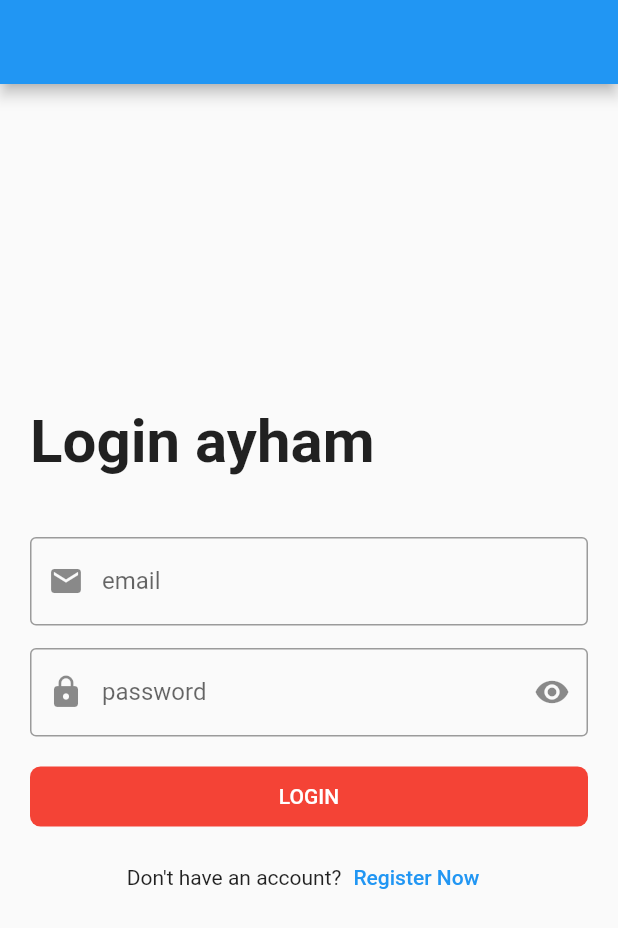
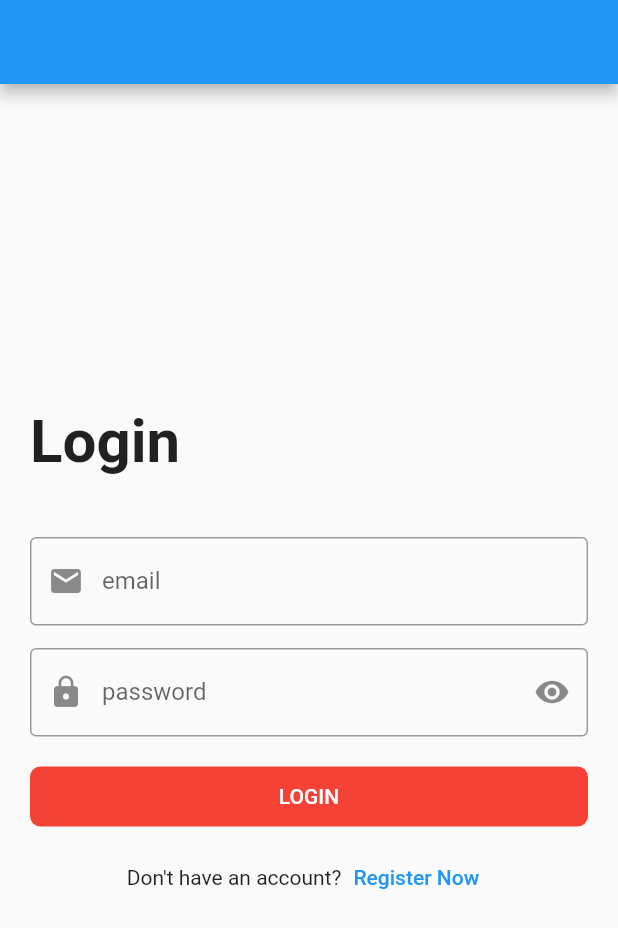
Before and after one commit to AyhamAlkhalaf/bmi_flutter_app, a Flutter app: the screen it shows after launch, on a phone screen of 412 x 824 dp. Shown: the top 928 px of the screen. Run offline on Flutter 3.47's test engine with Material 2 defaults, Android fonts, the phone set to English and light mode, and no system bars.

Commit message:
remove ay

```diff
--- a/lib/modules/login/login_screen.dart
+++ b/lib/modules/login/login_screen.dart
@@ -22,7 +22,7 @@ class LoginScreen extends StatelessWidget {
                 crossAxisAlignment: CrossAxisAlignment.start,
                 children: [
                   Text(
-                    'Login ayham',
+                    'Login',
                     style: TextStyle(
                       fontSize: 40.0,
                       fontWeight: FontWeight.bold,
```
